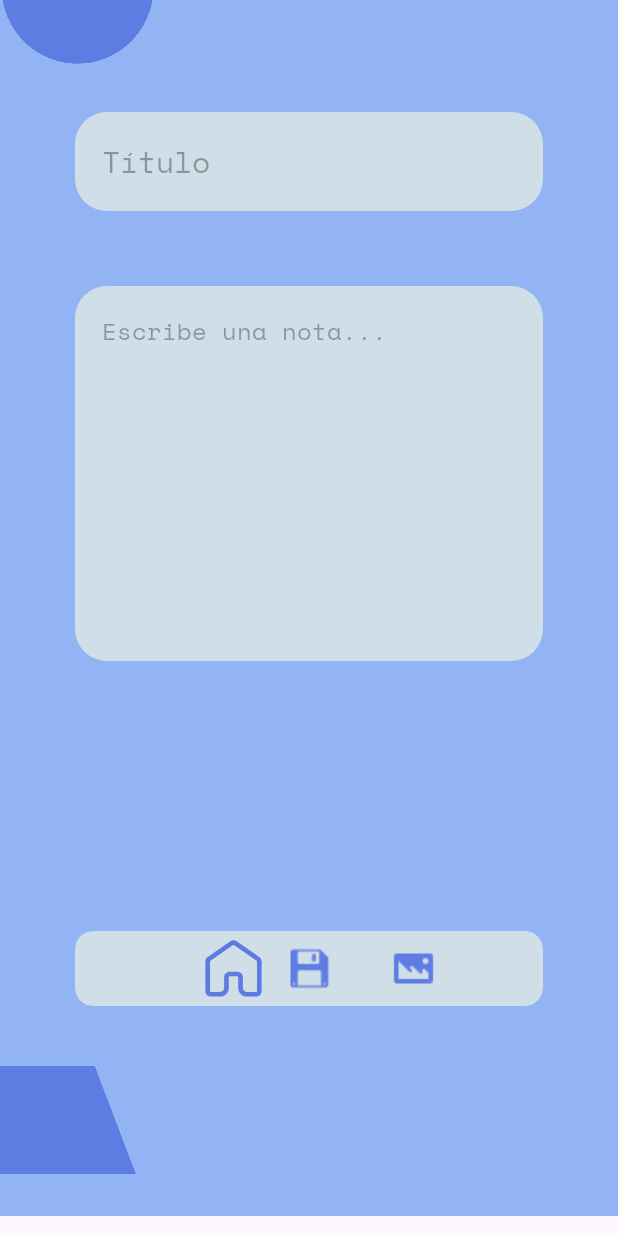
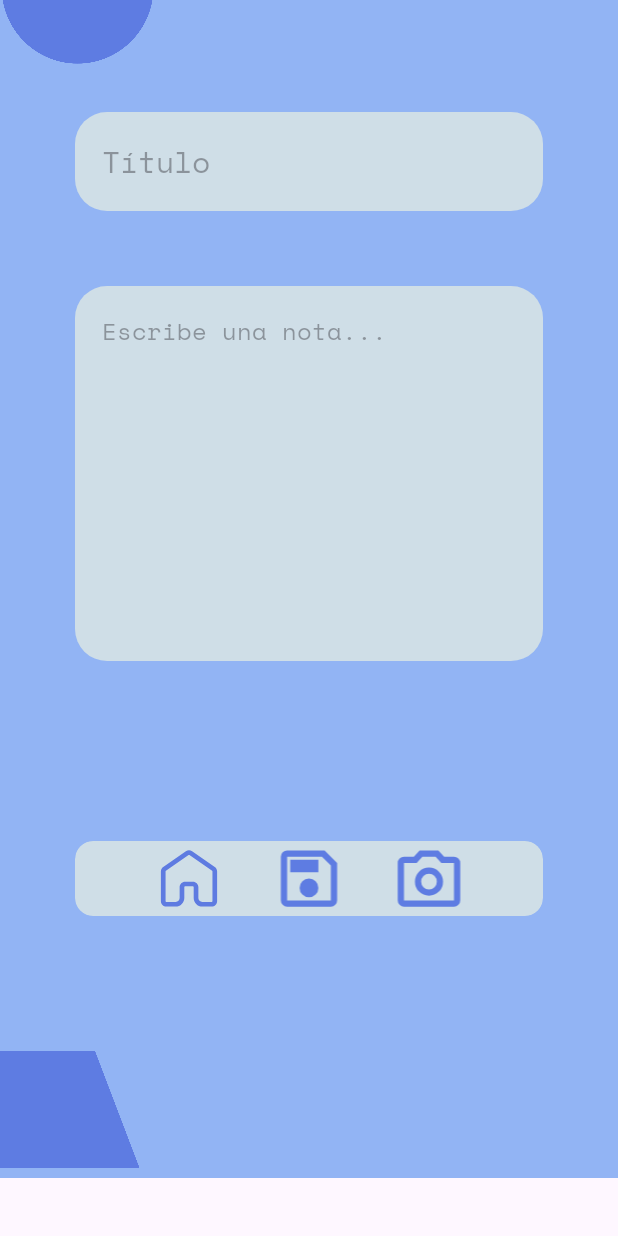
Before and after one commit to Sensini24/AppNotes.v.1_Final, an Android app: the CrearNota screen opened directly, with no data from a screen before it, on a phone screen of 412 x 824 dp. Run offline under Robolectric (Android 15) with nearby library versions, the light colour scheme and no system bars; our stand-ins replace Firebase (no records; nobody signed in at launch, a user with empty details on screens opened directly).

Commit message:
1. Se terminó la barra de botones de lista de notas. 2. Se termino la barra de botnoes de editar nota. 3. Se programó el cambio de nombre.

```diff
--- a/app/src/main/res/drawable/cruz.xml
+++ b/app/src/main/res/drawable/cruz.xml
@@ -1,5 +1,5 @@
-<vector android:height="24dp" android:tint="#FFFFFF"
+<vector android:height="120dp" android:tint="#5E7CE2"
     android:viewportHeight="24" android:viewportWidth="24"
-    android:width="24dp" xmlns:android="http://schemas.android.com/apk/res/android">
+    android:width="120dp" xmlns:android="http://schemas.android.com/apk/res/android">
     <path android:fillColor="@android:color/white" android:pathData="M19,13h-6v6h-2v-6H5v-2h6V5h2v6h6v2z"/>
 </vector>
--- /dev/null
+++ b/app/src/main/res/drawable/picture_camera.xml
@@ -0,0 +1,9 @@
+<vector xmlns:android="http://schemas.android.com/apk/res/android"
+    android:width="24dp"
+    android:height="24dp"
+    android:viewportWidth="960"
+    android:viewportHeight="960">
+  <path
+      android:fillColor="#5E7CE2"
+      android:pathData="M480,700q75,0 127.5,-52.5T660,520q0,-75 -52.5,-127.5T480,340q-75,0 -127.5,52.5T300,520q0,75 52.5,127.5T480,700ZM480,620q-42,0 -71,-29t-29,-71q0,-42 29,-71t71,-29q42,0 71,29t29,71q0,42 -29,71t-71,29ZM160,840q-33,0 -56.5,-23.5T80,760v-480q0,-33 23.5,-56.5T160,200h126l74,-80h240l74,80h126q33,0 56.5,23.5T880,280v480q0,33 -23.5,56.5T800,840L160,840ZM160,760h640v-480L638,280l-73,-80L395,200l-73,80L160,280v480ZM480,520Z"/>
+</vector>
--- /dev/null
+++ b/app/src/main/res/drawable/savenote.xml
@@ -0,0 +1,9 @@
+<vector xmlns:android="http://schemas.android.com/apk/res/android"
+    android:width="24dp"
+    android:height="24dp"
+    android:viewportWidth="960"
+    android:viewportHeight="960">
+  <path
+      android:fillColor="#5E7CE2"
+      android:pathData="M840,280v480q0,33 -23.5,56.5T760,840L200,840q-33,0 -56.5,-23.5T120,760v-560q0,-33 23.5,-56.5T200,120h480l160,160ZM760,314L646,200L200,200v560h560v-446ZM480,720q50,0 85,-35t35,-85q0,-50 -35,-85t-85,-35q-50,0 -85,35t-35,85q0,50 35,85t85,35ZM240,400h360v-160L240,240v160ZM200,314v446,-560 114Z"/>
+</vector>
--- a/app/src/main/res/layout/editar_nota.xml
+++ b/app/src/main/res/layout/editar_nota.xml
@@ -69,7 +69,6 @@
             android:background="#92B4F4"
             android:fontFamily="@font/monoregular"
             android:gravity="center"
-
             />
 
         <com.google.android.material.card.MaterialCardView
@@ -77,7 +76,7 @@
             android:layout_height="50dp"
             android:layout_marginLeft="50dp"
             android:layout_marginRight="50dp"
-            android:layout_marginTop="100dp"
+            android:layout_marginTop="40dp"
             android:backgroundTint="#CFDEE7"
             app:strokeWidth="0dp"
             >
@@ -90,31 +89,33 @@
 
                 <com.airbnb.lottie.LottieAnimationView
                     android:id="@+id/btnhome"
-                    android:layout_width="70dp"
-                    android:layout_height="50dp"
+                    android:layout_width="60dp"
+                    android:layout_height="match_parent"
                     app:lottie_rawRes="@raw/home_lordicon"
                     android:foreground="?android:attr/selectableItemBackground"
                     />
-
+                <Space
+                    android:layout_width="20dp"
+                    android:layout_height="wrap_content" />
                 <ImageView
                     android:id="@+id/btnguardar"
-                    android:layout_width="30dp"
-                    android:layout_height="30dp"
-                    android:src="@drawable/guardar"
+                    android:layout_width="60dp"
+                    android:layout_height="match_parent"
+                    android:src="@drawable/savenote"
                     android:layout_gravity="center"
                     android:foreground="?android:attr/selectableItemBackground"
                      />
 
 
                 <Space
-                    android:layout_width="40dp"
-                    android:layout_height="30dp" />
+                    android:layout_width="20dp"
+                    android:layout_height="wrap_content" />
 
                 <ImageView
                     android:id="@+id/btnimagen"
-                    android:layout_width="30dp"
-                    android:layout_height="30dp"
-                    android:src="@drawable/image"
+                    android:layout_width="60dp"
+                    android:layout_height="match_parent"
+                    android:src="@drawable/picture_camera"
                     android:foreground="?android:attr/selectableItemBackground" />
 
             </LinearLayout>
@@ -124,9 +125,10 @@
 
         <ImageView
             android:layout_width="103dp"
-            android:layout_height="100dp"
+            android:layout_height="110dp"
             android:layout_gravity="left"
-            android:layout_marginTop="40dp"
+            android:layout_marginTop="90dp"
+            android:layout_marginBottom="-25dp"
             android:src="@drawable/adorno3"
             android:scaleType="centerCrop">
         </ImageView>
```
Also changed, not shown: app/src/main/java/com/example/appnotes/ListarNotas.java (+7 -21 lines), app/src/main/res/drawable/barra_btnes_notas.xml (added, +8 -0 lines), app/src/main/res/layout/notas.xml (+21 -25 lines), app/src/main/res/drawable/guardar.png (deleted), app/src/main/res/drawable/image.png (deleted).
